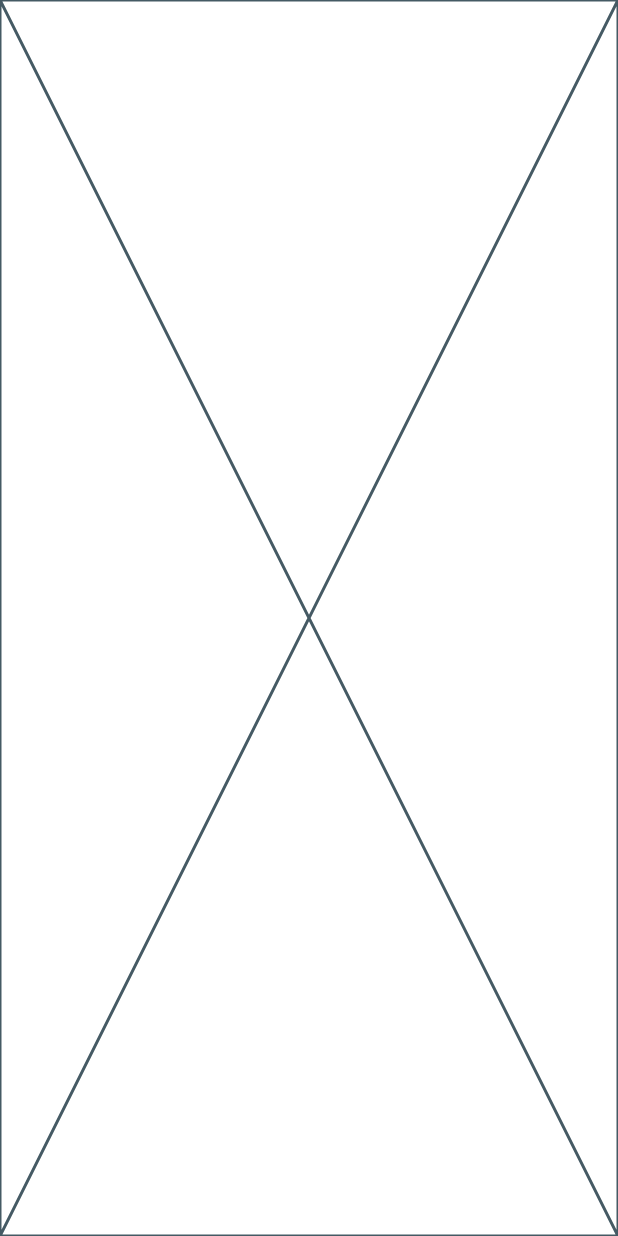
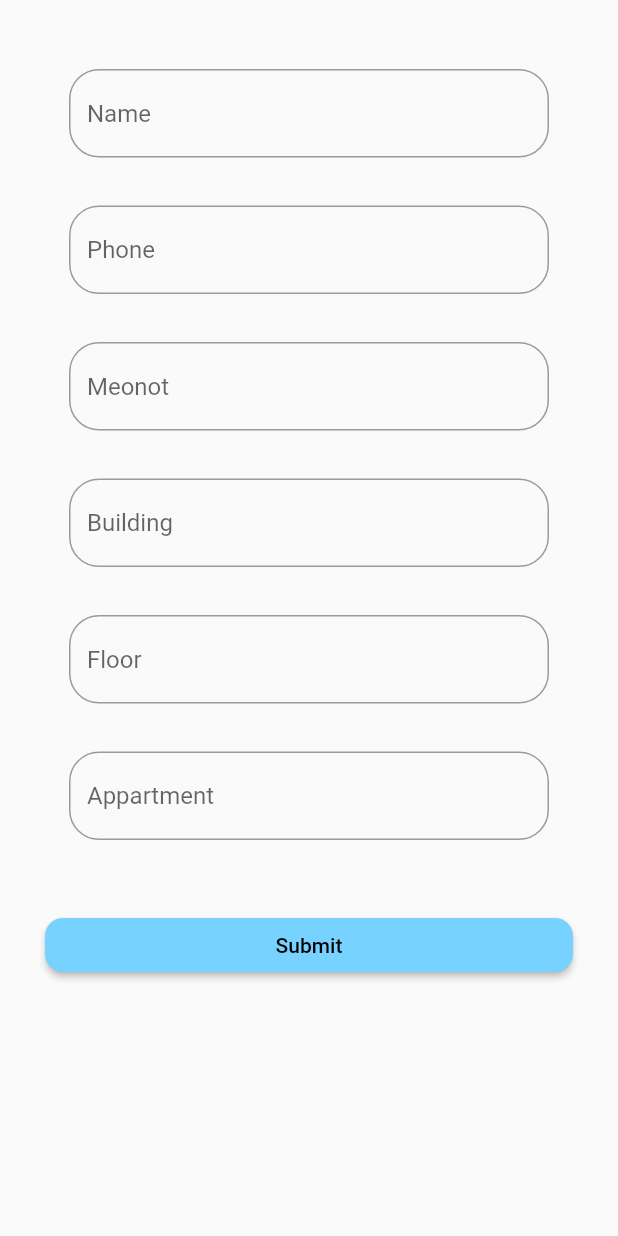
Before and after one commit to dannybroyd/meonot, a Flutter app: the screen it shows after launch, after a tap on the "account circle" icon, on a phone screen of 412 x 824 dp. Run offline on Flutter 3.47's test engine with Material 2 defaults, Android fonts, the phone set to English and light mode, and no system bars.

Commit message:
form update
made form and text form util

```diff
--- a/meonot_app/our_app/lib/pages/profile.dart
+++ b/meonot_app/our_app/lib/pages/profile.dart
@@ -1,15 +1,69 @@
 import 'package:flutter/material.dart';
+import 'package:our_app/util/form_field.dart';
 
 class ProfilePage extends StatefulWidget {
   const ProfilePage({super.key});
 
   @override
-  State<ProfilePage> createState() => _ProfilePageState();
+  State<ProfilePage> createState() => _ProfileFormState();
 }
 
-class _ProfilePageState extends State<ProfilePage> {
+class _ProfileFormState extends State<ProfilePage> {
+final _formKey = GlobalKey<FormState>();
   @override
   Widget build(BuildContext context) {
-    return const Placeholder();
+
+    return Scaffold(
+      body: Padding(padding:  const EdgeInsets.all(30),
+       child: Form(
+        key: _formKey,
+        child: ListView(
+        children: [
+          MainFormField(
+            hintText: 'Name',
+            validator:(val){
+              if(val != null) {
+                return "ENTER VALID NAME";
+              }
+              return null;
+              }),
+
+          MainFormField(
+            hintText: 'Phone',
+            validator:(val){
+              if(val != null) {
+                return "ENTER VALID PHONE";
+              }
+              return null;
+              }),
+          MainFormField(
+            hintText: 'Meonot',
+            validator:(val){
+              if(val != null) {
+                return "ENTER VALID MEONOT";
+              }
+              return null;
+              }),
+          MainFormField(
+            hintText: 'Building',
+            validator:(val){
+              return null;
+              }),
+          MainFormField(
+            hintText: 'Floor',
+            validator:(val){
+              return null;
+              }),
+          MainFormField(
+            hintText: 'Appartment',
+            validator:(val){
+              return null;
+              }),
+           const SizedBox(height: 30,),
+          ElevatedButton(onPressed: (){} ,style: ButtonStyle(shape: MaterialStateProperty.all<RoundedRectangleBorder>(RoundedRectangleBorder(borderRadius: BorderRadius.circular(12)))), child: const Text("Submit")),
+        ],
+       )),
+      ),
+    );
   }
 }
--- /dev/null
+++ b/meonot_app/our_app/lib/util/form_field.dart
@@ -0,0 +1,29 @@
+import 'package:flutter/material.dart';
+import 'package:flutter/services.dart';
+
+class MainFormField extends StatelessWidget {
+  const MainFormField({
+    super.key,
+    required this.hintText,
+    this.validator,
+
+    });
+
+  final String hintText;
+
+  final String? Function(String?)? validator;
+
+  @override
+  Widget build(BuildContext context) {
+    return Padding(
+      padding: const EdgeInsets.all(16),
+      child: TextFormField(
+        validator: validator,
+        decoration: InputDecoration(
+          hintText: hintText,
+          border: OutlineInputBorder(borderRadius: BorderRadius.circular(20))),
+
+      ),
+    );
+  }
+}
--- a/meonot_app/our_app/pubspec.yaml
+++ b/meonot_app/our_app/pubspec.yaml
@@ -31,7 +31,7 @@ dependencies:
   url_launcher: ^6.2.1
   flutter:
     sdk: flutter
-
+  flutter_form_builder: ^9.1.1
 
   # The following adds the Cupertino Icons font to your application.
   # Use with the CupertinoIcons class for iOS style icons.
```
Also changed, not shown: meonot_app/our_app/lib/pages/test.dart (added, +15 -0 lines), meonot_app/our_app/pubspec.lock.
